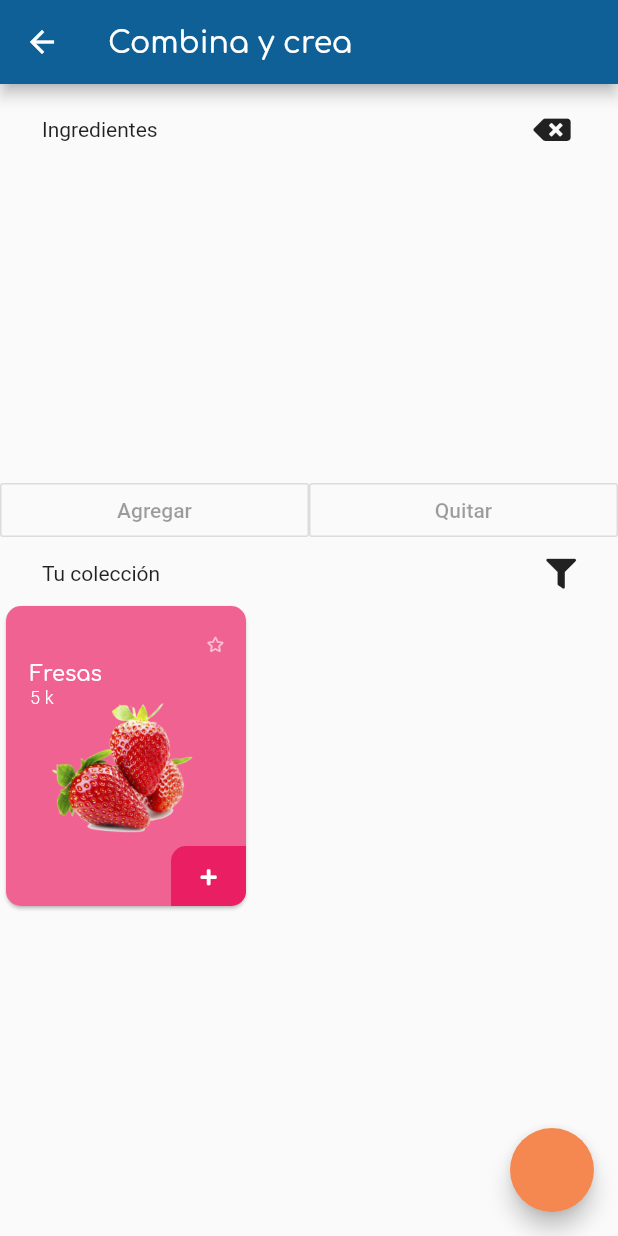
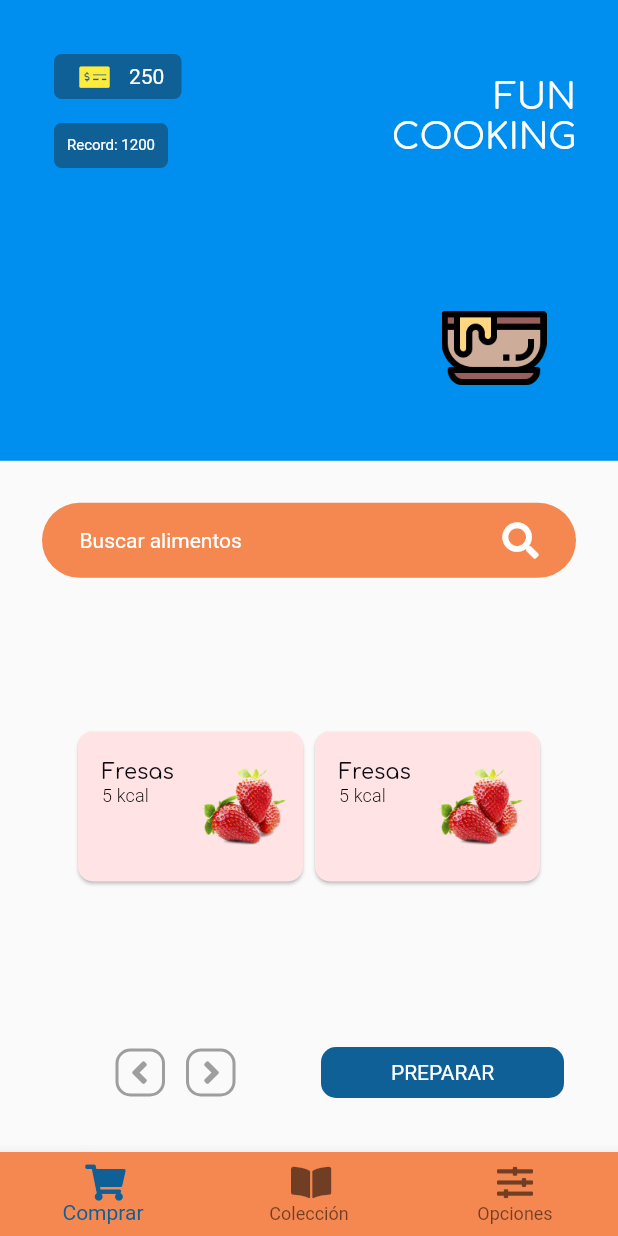
Before and after one commit to jahurtadod/Fun-Cooking, a Flutter app: the GameCombine screen opened by its route, on a phone screen of 412 x 824 dp. Run offline on Flutter 3.47's test engine with Material 2 defaults, Android fonts, the phone set to English and light mode, and no system bars; our stand-ins replace font_awesome_flutter, google_fonts.

Commit message:
Gamaplay changes

```diff
--- a/lib/User/ui/screens/game.dart
+++ b/lib/User/ui/screens/game.dart
@@ -1,8 +1,10 @@
-import 'dart:ffi';
-
 import 'package:flutter/material.dart';
-import 'package:font_awesome_flutter/font_awesome_flutter.dart';
-import 'package:fun_cooking/widgets/food_card.dart';
+import 'package:fun_cooking/User/ui/widgets/game/bottom_navigator_game.dart';
+import 'package:fun_cooking/User/ui/widgets/game/food_card_medium.dart';
+import 'package:fun_cooking/User/ui/widgets/game/food_card_small.dart';
+import 'package:fun_cooking/User/ui/widgets/game/nav_game.dart';
+import 'package:fun_cooking/User/ui/widgets/game/search_bar.dart';
+import 'package:fun_cooking/User/ui/widgets/game/settings_game.dart';
 
 class GameCombine extends StatefulWidget {
   @override
@@ -10,192 +12,144 @@ class GameCombine extends StatefulWidget {
 }
 
 class _GameCombineState extends State<GameCombine> {
-  List<FoodCard> ingredients = <FoodCard>[];
+  List<FoodCardSmall> ingredients = <FoodCardSmall>[];
 
   @override
   Widget build(BuildContext context) {
     return SafeArea(
       child: Scaffold(
-        appBar: AppBar(
-          backgroundColor: Theme.of(context).colorScheme.primary,
-          title: Text(
-            "Combina y crea",
-            style: Theme.of(context).textTheme.headline6.copyWith(
-                  color: Colors.white,
+        body: Container(
+          child: Column(
+            children: <Widget>[
+              Expanded(
+                flex: 2,
+                child: Container(
+                  color: Color(0xFF018FEF),
+                  child: Column(
+                    children: <Widget>[
+                      Expanded(
+                        child: NavGame(),
                       ),
-          ),
-        ),
-        floatingActionButton: FloatingActionButton(onPressed: null),
-        body: SingleChildScrollView(
-          child: Container(
-            padding: EdgeInsets.symmetric(vertical: 16),
-            child: Column(
-              crossAxisAlignment: CrossAxisAlignment.start,
-              children: <Widget>[
                       Container(
-                  padding: EdgeInsets.symmetric(horizontal: 28, vertical: 4),
+                        height: 150,
                         child: Row(
                           mainAxisAlignment: MainAxisAlignment.spaceBetween,
                           children: <Widget>[
-                      Text("Ingredientes"),
-                      Container(
-                        width: 32,
-                        child: Icon(
-                          FontAwesomeIcons.backspace,
-                          size: 20,
+                            Expanded(
+                              flex: 4,
+                              child: Container(
+                                padding: EdgeInsets.fromLTRB(28, 0, 28, 10),
+                                child:
+                                    Center(child: Wrap(children: ingredients)),
                               ),
-                      )
-                    ],
+                              // Container(
+                              //   height: 65,
+                              //   width: 60,
+                              //   padding: EdgeInsets.symmetric(horizontal: 16),
+                              //   child: ListView.separated(
+                              //     separatorBuilder: (_, index) {
+                              //       return Container(
+                              //         width: 10,
+                              //       );
+                              //     },
+                              //     itemCount: ingredients.length,
+                              //     itemBuilder: (context, index) {
+                              //       return FoodCardSmall();
+                              //     },
+                              //     scrollDirection: Axis.horizontal,
+                              //   ),
+                              // ),
                             ),
+                            Expanded(
+                              flex: 2,
+                              child: Container(
+                                padding: EdgeInsets.only(
+                                  right: 28,
                                 ),
-                DragTarget<Color>(
-                  onWillAccept: (value) => value == Color(0xFFFF441),
+                                child: DragTarget<Color>(
+                                  onWillAccept: (value) =>
+                                      value == Color(0xFFFF441),
                                   onAccept: (value) {
                                     setState(() {
-                      ingredients.insert(0, FoodCard());
-                    });
-                    print(ingredients);
-                  },
-                  onLeave: (value) {},
-                  builder: (context, candidates, rejects) {
-                    return Container(
-                      margin: EdgeInsets.symmetric(vertical: 8),
-                      height: 200,
-                      width: double.infinity,
-                      child: ListView.separated(
-                        separatorBuilder: (_, index) {
-                          return SizedBox(
-                            width: 25,
-                          );
-                        },
-                        itemCount: ingredients.length,
-                        itemBuilder: (context, index) {
-                          return Draggable<int>(
-                            data: index,
-                            feedback: FoodCard(),
-                            childWhenDragging: Opacity(
-                              opacity: 0.5,
-                              child: FoodCard(),
-                            ),
-                            child: InkWell(
-                              onTap: () {
-                                print(index);
-                                setState(() {
-                                  ingredients.removeAt(index);
-                                });
-                              },
-                              child: Container(
-                                margin: EdgeInsets.only(left: 10),
-                                child: FoodCard(),
-                              ),
-                            ),
-                          );
-                        },
-                        scrollDirection: Axis.horizontal,
-                      ),
-                    );
-                  },
-                ),
-                Row(
-                  children: <Widget>[
-                    Expanded(
-                      child: DragTarget<Color>(
-                        onWillAccept: (value) => value == Color(0xFFFF441),
-                        onAccept: (value) {
-                          setState(() {
-                            ingredients.insert(0, FoodCard());
+                                      ingredients.insert(0, FoodCardSmall());
                                     });
                                     print(ingredients);
                                   },
                                   onLeave: (value) {},
                                   builder: (context, candidates, rejects) {
                                     return candidates.length > 0
-                              ? FoodCard()
+                                        ? Container(
+                                            margin: EdgeInsets.only(bottom: 16),
+                                            decoration: BoxDecoration(
+                                              borderRadius: BorderRadius.all(
+                                                  Radius.circular(10)),
+                                              color: Theme.of(context)
+                                                  .colorScheme
+                                                  .secondary,
+                                            ),
+                                            height: double.infinity,
+                                            child: Center(
+                                              child: Container(
+                                                height: 50,
+                                                width: 70,
+                                                child: Image.asset(
+                                                    'assets/pot.png'),
+                                              ),
+                                            ),
+                                          )
                                         : Container(
-                                  child: OutlineButton(
-                                    onPressed: null,
-                                    child: Text("Agregar"),
+                                            height: double.infinity,
+                                            child: Center(
+                                              child: Container(
+                                                height: 50,
+                                                width: 70,
+                                                child: Image.asset(
+                                                    'assets/pot.png'),
+                                              ),
                                             ),
                                           );
                                   },
                                 ),
                               ),
+                            ),
+                          ],
+                        ),
+                      )
+                    ],
+                  ),
+                ),
+              ),
               Expanded(
-                      child: DragTarget<Color>(
-                        onWillAccept: (value) => value == Color(0xFFFF441),
-                        onAccept: (value) {
-                          setState(() {
-                            ingredients.insert(0, FoodCard());
-                          });
-                          print(ingredients);
-                        },
-                        onLeave: (value) {},
-                        builder: (context, candidates, rejects) {
-                          return candidates.length > 0
-                              ? FoodCard()
-                              : Container(
-                                  child: OutlineButton(
-                                    onPressed: null,
-                                    child: Text("Quitar"),
-                                  ),
-                                );
-                        },
+                flex: 3,
+                child: Container(
+                  padding: EdgeInsets.symmetric(horizontal: 28, vertical: 28),
+                  child: Column(
+                    mainAxisAlignment: MainAxisAlignment.spaceBetween,
+                    children: <Widget>[
+                      SearchBar(),
+                      Wrap(
+                        children: <Widget>[
+                          FoodCardMedium(),
+                          Draggable<Color>(
+                            data: Color(0xFFFF441),
+                            child: FoodCardMedium(),
+                            feedback: FoodCardMedium(),
+                            childWhenDragging: Opacity(
+                              opacity: 0.5,
+                              child: FoodCardMedium(),
                             ),
                           ),
                         ],
                       ),
-                Container(
-                  padding: EdgeInsets.symmetric(horizontal: 28, vertical: 8),
-                  child: Row(
-                    mainAxisAlignment: MainAxisAlignment.spaceBetween,
-                    children: <Widget>[
-                      Text("Tu colección"),
-                      Icon(
-                        FontAwesomeIcons.filter,
-                        size: 20,
-                      )
+                      SettingGame()
                     ],
                   ),
-                ),
-                Row(
-                  children: <Widget>[
-                    Expanded(
-                      child: DragTarget<int>(
-                        onWillAccept: (value) => value >= 0,
-                        onAccept: (value) {
-                          setState(() {
-                            ingredients.removeAt(value);
-                          });
-                        },
-                        onLeave: (value) {},
-                        builder: (context, candidates, rejects) {
-                          return Wrap(
-                            children: <Widget>[
-                              Draggable<Color>(
-                                data: Color(0xFFFF441),
-                                child: FoodCard(),
-                                feedback: FoodCard(),
-                                childWhenDragging: Opacity(
-                                  opacity: 0.5,
-                                  child: FoodCard(),
-                                ),
-                                // Container(
-                                //   color: Theme.of(context).colorScheme.primary,
-                                //   width: 50,
-                                //   height: 50,
-                                // ),
-                              ),
-                            ],
-                          );
-                        },
                 ),
               ),
             ],
           ),
-              ],
         ),
-          ),
-        ),
+        bottomNavigationBar: BottomNavigatonGame(),
       ),
     );
   }
--- /dev/null
+++ b/lib/User/ui/widgets/game/bottom_navigator_game.dart
@@ -0,0 +1,29 @@
+import 'package:flutter/material.dart';
+import 'package:font_awesome_flutter/font_awesome_flutter.dart';
+
+class BottomNavigatonGame extends StatelessWidget {
+  const BottomNavigatonGame({
+    Key key,
+  }) : super(key: key);
+
+  @override
+  Widget build(BuildContext context) {
+    return BottomNavigationBar(
+      backgroundColor: Theme.of(context).colorScheme.secondary,
+      items: [
+        BottomNavigationBarItem(
+          icon: Icon(FontAwesomeIcons.shoppingCart),
+          title: Text("Comprar"),
+        ),
+        BottomNavigationBarItem(
+          icon: Icon(FontAwesomeIcons.bookOpen),
+          title: Text("Colección"),
+        ),
+        BottomNavigationBarItem(
+          icon: Icon(FontAwesomeIcons.slidersH),
+          title: Text("Opciones"),
+        ),
+      ],
+    );
+  }
+}
--- /dev/null
+++ b/lib/User/ui/widgets/game/food_card_medium.dart
@@ -0,0 +1,62 @@
+import 'package:flutter/material.dart';
+
+class FoodCardMedium extends StatelessWidget {
+  const FoodCardMedium({
+    Key key,
+  }) : super(key: key);
+
+  @override
+  Widget build(BuildContext context) {
+    return Card(
+      color: Color(0xFFFFE3E5),
+      shape: RoundedRectangleBorder(
+        borderRadius: BorderRadius.circular(10),
+      ),
+      child: Container(
+        width: 150,
+        height: 100,
+        child: Stack(
+          alignment: AlignmentDirectional.centerEnd,
+          children: <Widget>[
+            Positioned(
+              left: 0,
+              top: 0,
+              child: Container(
+                width: 150,
+                padding: EdgeInsets.fromLTRB(16, 20, 8, 16),
+                child: Column(
+                  crossAxisAlignment: CrossAxisAlignment.start,
+                  children: <Widget>[
+                    Text(
+                      "Fresas",
+                      maxLines: 2,
+                      overflow: TextOverflow.ellipsis,
+                      style: Theme.of(context).textTheme.headline6.copyWith(
+                            fontSize: 14,
+                          ),
+                    ),
+                    Text(
+                      "5 kcal",
+                      maxLines: 1,
+                      overflow: TextOverflow.ellipsis,
+                      style: Theme.of(context).textTheme.subtitle2.copyWith(
+                            fontSize: 12,
+                            fontWeight: FontWeight.w300,
+                          ),
+                    ),
+                  ],
+                ),
+              ),
+            ),
+            Container(
+              height: 60,
+              width: 60,
+              margin: EdgeInsets.only(right: 8),
+              child: Image.asset('assets/fresa.png'),
+            ),
+          ],
+        ),
+      ),
+    );
+  }
+}
--- /dev/null
+++ b/lib/User/ui/widgets/game/food_card_small.dart
@@ -0,0 +1,28 @@
+import 'package:flutter/material.dart';
+
+class FoodCardSmall extends StatelessWidget {
+  const FoodCardSmall({
+    Key key,
+  }) : super(key: key);
+
+  @override
+  Widget build(BuildContext context) {
+    return Card(
+      color: Color(0xFFFFE3E5),
+      shape: RoundedRectangleBorder(
+        borderRadius: BorderRadius.circular(10),
+      ),
+      child: Container(
+        width: 60,
+        height: 60,
+        child: Center(
+          child: Container(
+            height: 40,
+            width: 40,
+            child: Image.asset('assets/fresa.png'),
+          ),
+        ),
+      ),
+    );
+  }
+}
--- /dev/null
+++ b/lib/User/ui/widgets/game/nav_game.dart
@@ -0,0 +1,91 @@
+import 'package:flutter/material.dart';
+import 'package:font_awesome_flutter/font_awesome_flutter.dart';
+
+class NavGame extends StatelessWidget {
+  const NavGame({
+    Key key,
+  }) : super(key: key);
+
+  @override
+  Widget build(BuildContext context) {
+    return Row(
+      mainAxisAlignment: MainAxisAlignment.spaceBetween,
+      children: <Widget>[
+        Expanded(
+          child: Container(
+            padding: EdgeInsets.only(left: 28, top: 28),
+            child: Column(
+              crossAxisAlignment: CrossAxisAlignment.start,
+              children: <Widget>[
+                Container(
+                  height: 30,
+                  width: 85,
+                  margin: EdgeInsets.symmetric(
+                      horizontal: 8, vertical: 8),
+                  decoration: BoxDecoration(
+                    borderRadius: BorderRadius.all(
+                        Radius.circular(5)),
+                    color: Theme.of(context)
+                        .colorScheme
+                        .primary,
+                  ),
+                  child: Row(
+                    children: <Widget>[
+                      Container(
+                        width: 50,
+                        child: Center(
+                          child: Icon(
+                            FontAwesomeIcons.moneyCheckAlt,
+                            color: Colors.yellow,
+                            size: 16,
+                          ),
+                        ),
+                      ),
+                      Text(
+                        "250",
+                        style:
+                            TextStyle(color: Colors.white),
+                      )
+                    ],
+                  ),
+                ),
+                Container(
+                  height: 30,
+                  width: 76,
+                  margin: EdgeInsets.symmetric(
+                      horizontal: 8, vertical: 8),
+                  decoration: BoxDecoration(
+                    borderRadius: BorderRadius.all(
+                        Radius.circular(5)),
+                    color: Theme.of(context)
+                        .colorScheme
+                        .primary,
+                  ),
+                  child: Center(
+                    child: Text(
+                      "Record: 1200",
+                      style: TextStyle(
+                          color: Colors.white,
+                          fontSize: 10),
+                    ),
+                  ),
+                ),
+              ],
+            ),
+          ),
+        ),
+        Container(
+          padding: EdgeInsets.all(28),
+          child: Text(
+            "FUN\n COOKING",
+            style: Theme.of(context)
+                .textTheme
+                .headline5
+                .copyWith(color: Colors.white),
+            textAlign: TextAlign.end,
+          ),
+        ),
+      ],
+    );
+  }
+}
--- /dev/null
+++ b/lib/User/ui/widgets/game/search_bar.dart
@@ -0,0 +1,33 @@
+import 'package:flutter/material.dart';
+import 'package:font_awesome_flutter/font_awesome_flutter.dart';
+
+class SearchBar extends StatelessWidget {
+  const SearchBar({
+    Key key,
+  }) : super(key: key);
+
+  @override
+  Widget build(BuildContext context) {
+    return Container(
+      height: 50,
+      padding: EdgeInsets.symmetric(horizontal: 25),
+      decoration: BoxDecoration(
+        borderRadius: BorderRadius.all(Radius.circular(50)),
+        color: Theme.of(context).colorScheme.secondary,
+      ),
+      child: Row(
+        mainAxisAlignment: MainAxisAlignment.spaceBetween,
+        children: <Widget>[
+          Text(
+            "Buscar alimentos",
+            style: TextStyle(color: Colors.white),
+          ),
+          Icon(
+            FontAwesomeIcons.search,
+            color: Colors.white,
+          ),
+        ],
+      ),
+    );
+  }
+}
--- /dev/null
+++ b/lib/User/ui/widgets/game/settings_game.dart
@@ -0,0 +1,79 @@
+import 'package:flutter/material.dart';
+import 'package:font_awesome_flutter/font_awesome_flutter.dart';
+
+class SettingGame extends StatelessWidget {
+  const SettingGame({
+    Key key,
+  }) : super(key: key);
+
+  @override
+  Widget build(BuildContext context) {
+    return Container(
+      height: 50,
+      child: Row(
+        children: <Widget>[
+          Expanded(
+            child: Container(
+              child: Center(
+                child: Container(
+                  width: 80,
+                  child: Row(
+                    mainAxisAlignment: MainAxisAlignment.spaceBetween,
+                    children: <Widget>[
+                      GestureDetector(
+                        child: Container(
+                          padding: EdgeInsets.fromLTRB(2, 2, 3, 2),
+                          child: Icon(
+                            FontAwesomeIcons.angleLeft,
+                            color: Colors.grey,
+                          ),
+                          decoration: BoxDecoration(
+                            borderRadius: BorderRadius.all(Radius.circular(10)),
+                            border: Border.all(
+                                width: 2,
+                                color: Colors.grey,
+                                style: BorderStyle.solid),
+                          ),
+                        ),
+                      ),
+                      GestureDetector(
+                        child: Container(
+                          padding: EdgeInsets.fromLTRB(3, 2, 2, 2),
+                          child: Icon(
+                            FontAwesomeIcons.angleRight,
+                            color: Colors.grey,
+                          ),
+                          decoration: BoxDecoration(
+                            borderRadius: BorderRadius.all(Radius.circular(10)),
+                            border: Border.all(
+                                width: 2,
+                                color: Colors.grey,
+                                style: BorderStyle.solid),
+                          ),
+                        ),
+                      ),
+                    ],
+                  ),
+                ),
+              ),
+            ),
+          ),
+          Expanded(
+            child: Container(
+              margin: EdgeInsets.symmetric(horizontal: 8, vertical: 8),
+              decoration: BoxDecoration(
+                borderRadius: BorderRadius.all(Radius.circular(10)),
+                color: Theme.of(context).colorScheme.primary,
+              ),
+              child: Center(
+                  child: Text(
+                "PREPARAR",
+                style: TextStyle(color: Colors.white),
+              )),
+            ),
+          ),
+        ],
+      ),
+    );
+  }
+}
--- a/pubspec.yaml
+++ b/pubspec.yaml
@@ -60,6 +60,7 @@ flutter:
     - assets/img2.png
     - assets/img3.png
     - assets/fresa.png
+    - assets/pot.png
 
   # An image asset can refer to one or more resolution-specific "variants", see
   # https://flutter.dev/assets-and-images/#resolution-aware.
```
Also changed, not shown: assets/pot.png (added). Lines whose indentation alone changed are shown as unchanged.
